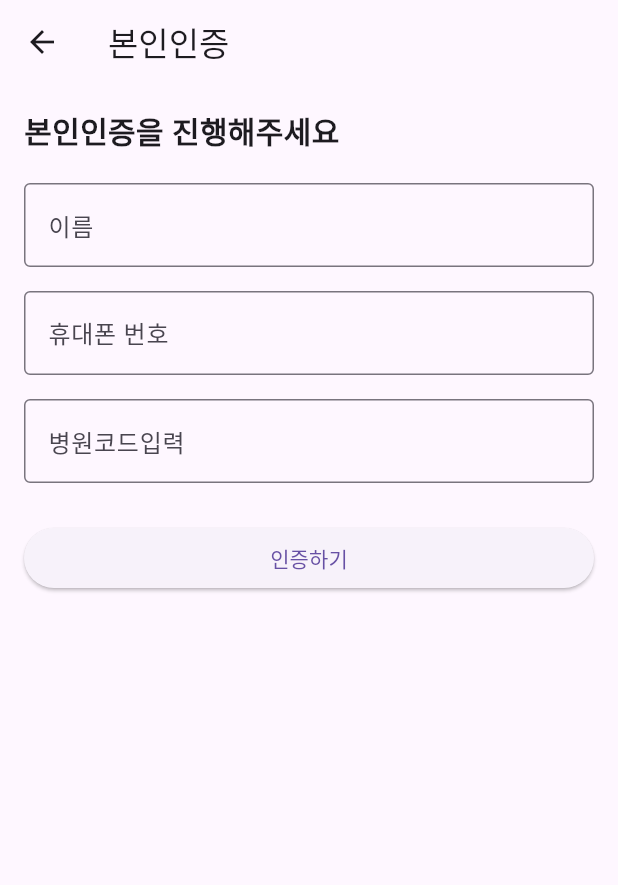
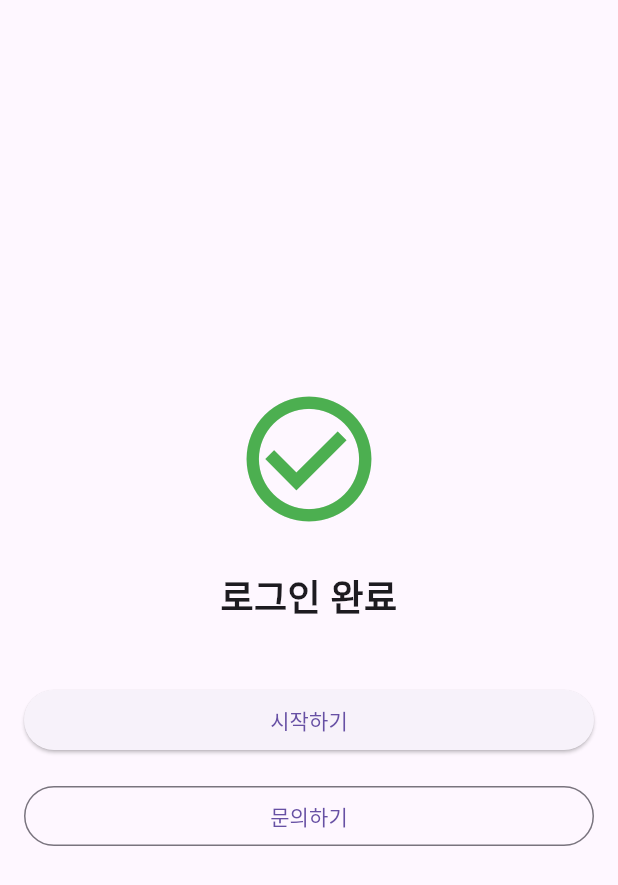
Before and after one commit to didtlrhks/DTX, a Flutter app: the VerificationPage screen opened directly, after a tap on "인증하기", on a phone screen of 412 x 824 dp. Shown: the top 885 px of the screen. Run offline on Flutter 3.47's test engine with Material 3 defaults, Android fonts, the light colour scheme and no system bars; our stand-ins replace get.

Commit message:
authlogin complet page add

```diff
--- /dev/null
+++ b/lib/auth/login_complete_page.dart
@@ -0,0 +1,51 @@
+import 'package:flutter/material.dart';
+import 'package:get/get.dart';
+
+class LoginCompletePage extends StatelessWidget {
+  const LoginCompletePage({super.key});
+
+  @override
+  Widget build(BuildContext context) {
+    return Scaffold(
+      body: SafeArea(
+        child: Padding(
+          padding: const EdgeInsets.all(16.0),
+          child: Column(
+            mainAxisAlignment: MainAxisAlignment.center,
+            crossAxisAlignment: CrossAxisAlignment.stretch,
+            children: [
+              const Icon(
+                Icons.check_circle_outline,
+                size: 100,
+                color: Colors.green,
+              ),
+              const SizedBox(height: 24),
+              const Text(
+                '로그인 완료',
+                style: TextStyle(
+                  fontSize: 24,
+                  fontWeight: FontWeight.bold,
+                ),
+                textAlign: TextAlign.center,
+              ),
+              const SizedBox(height: 40),
+              ElevatedButton(
+                onPressed: () {
+                  // 시작하기 버튼 클릭 시 동작
+                },
+                child: const Text('시작하기'),
+              ),
+              const SizedBox(height: 16),
+              OutlinedButton(
+                onPressed: () {
+                  // 문의하기 버튼 클릭 시 동작
+                },
+                child: const Text('문의하기'),
+              ),
+            ],
+          ),
+        ),
+      ),
+    );
+  }
+}
--- a/lib/auth/verification_page.dart
+++ b/lib/auth/verification_page.dart
@@ -1,4 +1,6 @@
 import 'package:flutter/material.dart';
+import 'package:get/get.dart';
+import 'login_complete_page.dart';
 
 class VerificationPage extends StatelessWidget {
   const VerificationPage({super.key});
@@ -48,7 +50,7 @@ class VerificationPage extends StatelessWidget {
               const SizedBox(height: 26),
               ElevatedButton(
                 onPressed: () {
-                  // 인증 처리 로직
+                  Get.to(() => const LoginCompletePage());
                 },
                 child: const Text('인증하기'),
               ),
```
